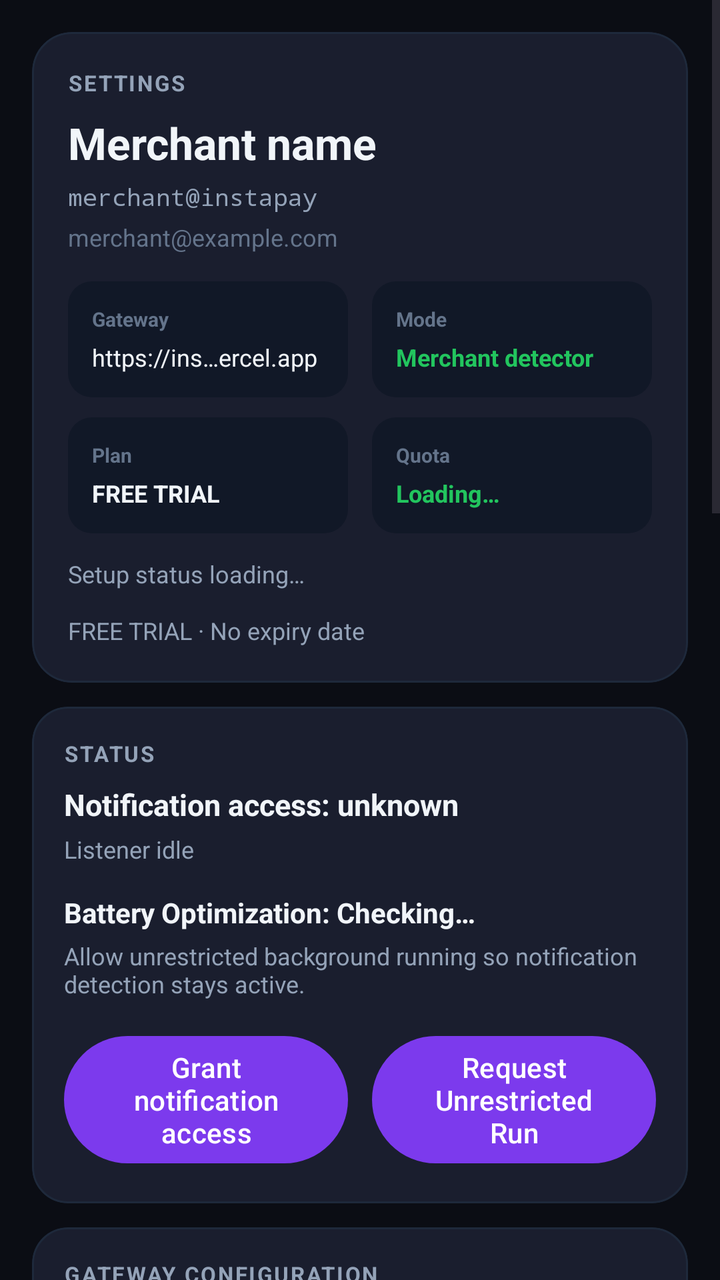
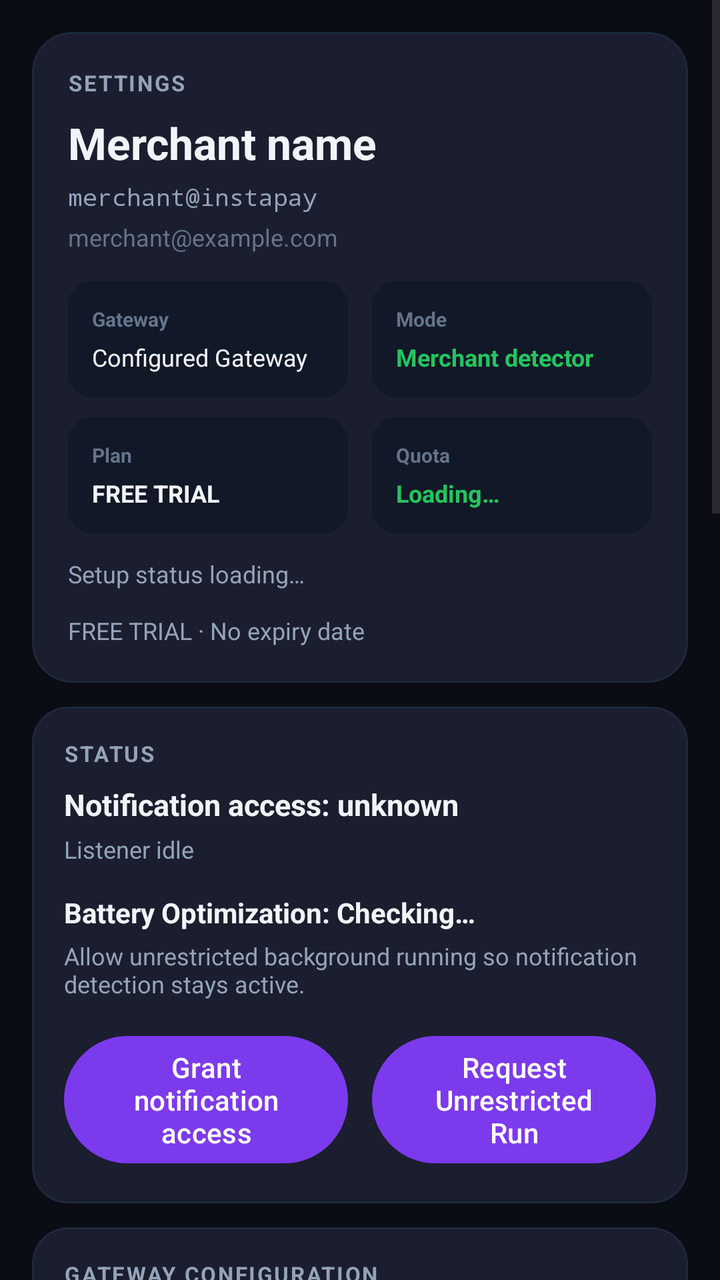

The first picture is an Android layout as it rendered before a commit; the second is the same layout after the commit. The layout source and the unified diff follow.
<!-- AndroidManifest.xml: application theme Theme.InstapayDetector -->
<!-- res/layout/fragment_settings.xml -->
<?xml version="1.0" encoding="utf-8"?>
<ScrollView xmlns:android="http://schemas.android.com/apk/res/android"
    xmlns:app="http://schemas.android.com/apk/res-auto"
    android:layout_width="match_parent"
    android:layout_height="match_parent"
    android:background="@color/bg_light"
    android:fillViewport="true">

    <LinearLayout
        android:layout_width="match_parent"
        android:layout_height="wrap_content"
        android:orientation="vertical"
        android:padding="16dp">

        <com.google.android.material.card.MaterialCardView
            style="@style/Widget.InstapayDetector.Card"
            android:layout_width="match_parent"
            android:layout_height="wrap_content"
            android:layout_marginBottom="12dp"
            app:cardBackgroundColor="@color/bg_card"
            app:strokeColor="@color/border_subtle"
            app:strokeWidth="1dp"
            app:cardCornerRadius="20dp">

            <LinearLayout
                android:layout_width="match_parent"
                android:layout_height="wrap_content"
                android:orientation="vertical"
                android:padding="18dp">

                <TextView
                    android:layout_width="match_parent"
                    android:layout_height="wrap_content"
                    android:text="@string/title_settings"
                    android:textColor="@color/text_secondary"
                    android:textSize="11sp"
                    android:textStyle="bold"
                    android:textAllCaps="true"
                    android:letterSpacing="0.08" />

                <TextView
                    android:id="@+id/summaryMerchantName"
                    android:layout_width="match_parent"
                    android:layout_height="wrap_content"
                    android:layout_marginTop="8dp"
                    android:textColor="@color/text_primary"
                    android:textSize="22sp"
                    android:textStyle="bold"
                    android:maxLines="2"
                    android:ellipsize="end"
                    android:text="Merchant name" />

                <TextView
                    android:id="@+id/summaryMerchantHandle"
                    android:layout_width="match_parent"
                    android:layout_height="wrap_content"
                    android:layout_marginTop="4dp"
                    android:fontFamily="monospace"
                    android:textColor="@color/text_secondary"
                    android:textSize="12sp"
                    android:maxLines="1"
                    android:ellipsize="end"
                    android:text="merchant@instapay" />

                <TextView
                    android:id="@+id/summaryMerchantEmail"
                    android:layout_width="match_parent"
                    android:layout_height="wrap_content"
                    android:layout_marginTop="4dp"
                    android:textColor="@color/text_tertiary"
                    android:textSize="12sp"
                    android:maxLines="1"
                    android:ellipsize="end"
                    android:text="merchant@example.com" />

                <LinearLayout
                    android:layout_width="match_parent"
                    android:layout_height="wrap_content"
                    android:layout_marginTop="14dp"
                    android:orientation="horizontal"
                    android:weightSum="2">

                    <LinearLayout
                        android:layout_width="0dp"
                        android:layout_height="wrap_content"
                        android:layout_marginEnd="6dp"
                        android:layout_weight="1"
                        android:orientation="vertical"
                        android:padding="12dp"
                        android:background="@drawable/bg_live_status">

                        <TextView
                            android:layout_width="match_parent"
                            android:layout_height="wrap_content"
                            android:text="Gateway"
                            android:textColor="@color/text_tertiary"
                            android:textSize="10sp"
                            android:textStyle="bold" />

                        <TextView
                            android:id="@+id/summaryGatewayUrl"
                            android:layout_width="match_parent"
                            android:layout_height="wrap_content"
                            android:layout_marginTop="4dp"
                            android:textColor="@color/text_primary"
                            android:textSize="12sp"
                            android:maxLines="1"
                            android:ellipsize="middle"
                            android:text="https://instapay-ruddy.vercel.app" />
                    </LinearLayout>

                    <LinearLayout
                        android:layout_width="0dp"
                        android:layout_height="wrap_content"
                        android:layout_marginStart="6dp"
                        android:layout_weight="1"
                        android:orientation="vertical"
                        android:padding="12dp"
                        android:background="@drawable/bg_live_status">

                        <TextView
                            android:layout_width="match_parent"
                            android:layout_height="wrap_content"
                            android:text="Mode"
                            android:textColor="@color/text_tertiary"
                            android:textSize="10sp"
                            android:textStyle="bold" />

                        <TextView
                            android:id="@+id/summaryDetectorMode"
                            android:layout_width="match_parent"
                            android:layout_height="wrap_content"
                            android:layout_marginTop="4dp"
                            android:textColor="@color/live_green"
                            android:textSize="12sp"
                            android:textStyle="bold"
                            android:maxLines="1"
                            android:ellipsize="end"
                            android:text="Merchant detector" />
                    </LinearLayout>
                </LinearLayout>

                <LinearLayout
                    android:layout_width="match_parent"
                    android:layout_height="wrap_content"
                    android:layout_marginTop="10dp"
                    android:orientation="horizontal"
                    android:weightSum="2">

                    <LinearLayout
                        android:layout_width="0dp"
                        android:layout_height="wrap_content"
                        android:layout_marginEnd="6dp"
                        android:layout_weight="1"
                        android:orientation="vertical"
                        android:padding="12dp"
                        android:background="@drawable/bg_live_status">

                        <TextView
                            android:layout_width="match_parent"
                            android:layout_height="wrap_content"
                            android:text="Plan"
                            android:textColor="@color/text_tertiary"
                            android:textSize="10sp"
                            android:textStyle="bold" />

                        <TextView
                            android:id="@+id/summaryPlanText"
                            android:layout_width="match_parent"
                            android:layout_height="wrap_content"
                            android:layout_marginTop="4dp"
                            android:textColor="@color/text_primary"
                            android:textSize="12sp"
                            android:textStyle="bold"
                            android:maxLines="1"
                            android:ellipsize="end"
                            android:text="FREE TRIAL" />
                    </LinearLayout>

                    <LinearLayout
                        android:layout_width="0dp"
                        android:layout_height="wrap_content"
                        android:layout_marginStart="6dp"
                        android:layout_weight="1"
                        android:orientation="vertical"
                        android:padding="12dp"
                        android:background="@drawable/bg_live_status">

                        <TextView
                            android:layout_width="match_parent"
                            android:layout_height="wrap_content"
                            android:text="Quota"
                            android:textColor="@color/text_tertiary"
                            android:textSize="10sp"
                            android:textStyle="bold" />

                        <TextView
                            android:id="@+id/summaryQuotaText"
                            android:layout_width="match_parent"
                            android:layout_height="wrap_content"
                            android:layout_marginTop="4dp"
                            android:textColor="@color/live_green"
                            android:textSize="12sp"
                            android:textStyle="bold"
                            android:maxLines="1"
                            android:ellipsize="end"
                            android:text="Loading…" />
                    </LinearLayout>
                </LinearLayout>

                <TextView
                    android:id="@+id/summarySetupText"
                    android:layout_width="match_parent"
                    android:layout_height="wrap_content"
                    android:layout_marginTop="12dp"
                    android:textColor="@color/text_secondary"
                    android:textSize="12sp"
                    android:text="Setup status loading…" />

                <TextView
                    android:id="@+id/summarySubscription"
                    android:layout_width="match_parent"
                    android:layout_height="wrap_content"
                    android:layout_marginTop="12dp"
                    android:textColor="@color/text_secondary"
                    android:textSize="12sp"
                    android:text="FREE TRIAL · No expiry date" />
            </LinearLayout>
        </com.google.android.material.card.MaterialCardView>

        <com.google.android.material.card.MaterialCardView
            style="@style/Widget.InstapayDetector.Card"
            android:layout_width="match_parent"
            android:layout_height="wrap_content"
            android:layout_marginBottom="12dp"
            app:cardBackgroundColor="@color/bg_card"
            app:strokeColor="@color/border_subtle"
            app:strokeWidth="1dp"
            app:cardCornerRadius="18dp">

            <LinearLayout
                android:layout_width="match_parent"
                android:layout_height="wrap_content"
                android:orientation="vertical"
                android:padding="16dp">

                <TextView
                    android:layout_width="match_parent"
                    android:layout_height="wrap_content"
                    android:text="@string/title_status"
                    android:textColor="@color/text_secondary"
                    android:textSize="11sp"
                    android:textStyle="bold"
                    android:textAllCaps="true"
                    android:letterSpacing="0.08" />

                <TextView
                    android:id="@+id/permissionStatusText"
                    android:layout_width="match_parent"
                    android:layout_height="wrap_content"
                    android:layout_marginTop="8dp"
                    android:text="@string/permission_status_unknown"
                    android:textColor="@color/text_primary"
                    android:textSize="15sp"
                    android:textStyle="bold" />

                <TextView
                    android:id="@+id/listenerStatusText"
                    android:layout_width="match_parent"
                    android:layout_height="wrap_content"
                    android:layout_marginTop="4dp"
                    android:text="@string/listener_idle"
                    android:textColor="@color/text_secondary"
                    android:textSize="12sp" />

                <TextView
                    android:id="@+id/batteryStatusText"
                    android:layout_width="match_parent"
                    android:layout_height="wrap_content"
                    android:layout_marginTop="14dp"
                    android:text="Battery Optimization: Checking…"
                    android:textColor="@color/text_primary"
                    android:textSize="14sp"
                    android:textStyle="bold" />

                <TextView
                    android:id="@+id/batteryStatusDesc"
                    android:layout_width="match_parent"
                    android:layout_height="wrap_content"
                    android:layout_marginTop="4dp"
                    android:text="Allow unrestricted background running so notification detection stays active."
                    android:textColor="@color/text_secondary"
                    android:textSize="12sp" />

                <LinearLayout
                    android:layout_width="match_parent"
                    android:layout_height="wrap_content"
                    android:layout_marginTop="14dp"
                    android:orientation="horizontal"
                    android:weightSum="2">

                    <com.google.android.material.button.MaterialButton
                        android:id="@+id/grantPermissionButton"
                        android:layout_width="0dp"
                        android:layout_height="wrap_content"
                        android:layout_marginEnd="6dp"
                        android:layout_weight="1"
                        android:text="@string/grant_permission_button"
                        android:textColor="@color/text_on_primary"
                        app:backgroundTint="@color/brand_primary" />

                    <com.google.android.material.button.MaterialButton
                        android:id="@+id/grantBatteryPermissionButton"
                        android:layout_width="0dp"
                        android:layout_height="wrap_content"
                        android:layout_marginStart="6dp"
                        android:layout_weight="1"
                        android:text="Request Unrestricted Run"
                        android:textColor="@color/text_on_primary"
                        app:backgroundTint="@color/brand_primary" />
                </LinearLayout>
            </LinearLayout>
        </com.google.android.material.card.MaterialCardView>

        <com.google.android.material.card.MaterialCardView
            style="@style/Widget.InstapayDetector.Card"
            android:layout_width="match_parent"
            android:layout_height="wrap_content"
            android:layout_marginBottom="12dp"
            app:cardBackgroundColor="@color/bg_card"
            app:strokeColor="@color/border_subtle"
            app:strokeWidth="1dp"
            app:cardCornerRadius="18dp">

            <LinearLayout
                android:layout_width="match_parent"
                android:layout_height="wrap_content"
                android:orientation="vertical"
                android:padding="16dp">

                <TextView
                    android:layout_width="match_parent"
                    android:layout_height="wrap_content"
                    android:text="Gateway configuration"
                    android:textColor="@color/text_secondary"
                    android:textSize="11sp"
                    android:textStyle="bold"
                    android:textAllCaps="true"
                    android:letterSpacing="0.08" />

                <com.google.android.material.textfield.TextInputLayout
                    style="@style/Widget.InstapayDetector.TextInputLayout"
                    android:layout_width="match_parent"
                    android:layout_height="wrap_content"
                    android:layout_marginTop="14dp"
                    android:hint="@string/gateway_url_label">

                    <com.google.android.material.textfield.TextInputEditText
                        android:id="@+id/gatewayUrlInput"
                        android:layout_width="match_parent"
                        android:layout_height="wrap_content"
                        android:inputType="textUri"
                        android:textColor="@color/text_primary"
                        android:textSize="14sp"
                        android:focusable="false"
                        android:clickable="false"
                        android:cursorVisible="false" />
                </com.google.android.material.textfield.TextInputLayout>

                <com.google.android.material.textfield.TextInputLayout
                    style="@style/Widget.InstapayDetector.TextInputLayout"
                    android:layout_width="match_parent"
                    android:layout_height="wrap_content"
                    android:layout_marginTop="10dp"
                    android:hint="@string/auth_token_label"
                    app:passwordToggleEnabled="true"
                    app:passwordToggleTint="@color/text_tertiary">

                    <com.google.android.material.textfield.TextInputEditText
                        android:id="@+id/authTokenInput"
                        android:layout_width="match_parent"
                        android:layout_height="wrap_content"
                        android:inputType="textPassword"
                        android:textColor="@color/text_primary"
                        android:textSize="14sp"
                        android:focusable="false"
                        android:clickable="false"
                        android:cursorVisible="false" />
                </com.google.android.material.textfield.TextInputLayout>

                <com.google.android.material.textfield.TextInputLayout
                    style="@style/Widget.InstapayDetector.TextInputLayout"
                    android:layout_width="match_parent"
                    android:layout_height="wrap_content"
                    android:layout_marginTop="10dp"
                    android:hint="@string/merchant_webhook_url_label">

                    <com.google.android.material.textfield.TextInputEditText
                        android:id="@+id/merchantWebhookUrlInput"
                        android:layout_width="match_parent"
                        android:layout_height="wrap_content"
                        android:inputType="textUri"
                        android:textColor="@color/text_primary"
                        android:textSize="14sp"
                        android:focusable="false"
                        android:clickable="false"
                        android:cursorVisible="false" />
                </com.google.android.material.textfield.TextInputLayout>

                <com.google.android.material.textfield.TextInputLayout
                    style="@style/Widget.InstapayDetector.TextInputLayout"
                    android:layout_width="match_parent"
                    android:layout_height="wrap_content"
                    android:layout_marginTop="10dp"
                    android:hint="Merchant InstaPay handle">

                    <com.google.android.material.textfield.TextInputEditText
                        android:id="@+id/merchantHandleInput"
                        android:layout_width="match_parent"
                        android:layout_height="wrap_content"
                        android:inputType="text"
                        android:textColor="@color/text_primary"
                        android:textSize="14sp"
                        android:focusable="false"
                        android:clickable="false"
                        android:cursorVisible="false" />
                </com.google.android.material.textfield.TextInputLayout>

                <com.google.android.material.textfield.TextInputLayout
                    android:id="@+id/myHandleInputLayout"
                    style="@style/Widget.InstapayDetector.TextInputLayout"
                    android:layout_width="match_parent"
                    android:layout_height="wrap_content"
                    android:layout_marginTop="10dp"
                    android:hint="Your InstaPay handle (client mode only)"
                    android:visibility="gone">

                    <com.google.android.material.textfield.TextInputEditText
                        android:id="@+id/myHandleInput"
                        android:layout_width="match_parent"
                        android:layout_height="wrap_content"
                        android:inputType="text"
                        android:textColor="@color/text_primary"
                        android:textSize="14sp" />
                </com.google.android.material.textfield.TextInputLayout>

                <TextView
                    android:id="@+id/monitoredHandleLabel"
                    android:layout_width="match_parent"
                    android:layout_height="wrap_content"
                    android:layout_marginTop="12dp"
                    android:text="@string/monitored_handle_label"
                    android:textColor="@color/text_secondary"
                    android:textSize="12sp" />

                <TextView
                    android:layout_width="match_parent"
                    android:layout_height="wrap_content"
                    android:layout_marginTop="14dp"
                    android:text="Manage gateway settings from the web dashboard. This screen is read-only."
                    android:textColor="@color/text_secondary"
                    android:textSize="12sp" />

                <com.google.android.material.button.MaterialButton
                    android:id="@+id/openDashboardButton"
                    style="@style/Widget.Material3.Button.OutlinedButton"
                    android:layout_width="match_parent"
                    android:layout_height="wrap_content"
                    android:layout_marginTop="12dp"
                    android:text="Open Web Dashboard"
                    android:textColor="@color/brand_primary"
                    app:strokeColor="@color/brand_primary" />
            </LinearLayout>
        </com.google.android.material.card.MaterialCardView>

        <com.google.android.material.card.MaterialCardView
            style="@style/Widget.InstapayDetector.Card"
            android:layout_width="match_parent"
            android:layout_height="wrap_content"
            android:layout_marginBottom="12dp"
            app:cardBackgroundColor="@color/bg_card"
            app:strokeColor="@color/border_subtle"
            app:strokeWidth="1dp"
            app:cardCornerRadius="18dp">

            <LinearLayout
                android:layout_width="match_parent"
                android:layout_height="wrap_content"
                android:orientation="vertical"
                android:padding="16dp">

                <TextView
                    android:layout_width="match_parent"
                    android:layout_height="wrap_content"
                    android:text="@string/last_detection_label"
                    android:textColor="@color/text_secondary"
                    android:textSize="11sp"
                    android:textStyle="bold"
                    android:textAllCaps="true"
                    android:letterSpacing="0.08" />

                <TextView
                    android:id="@+id/lastDetectionText"
                    android:layout_width="match_parent"
                    android:layout_height="wrap_content"
                    android:layout_marginTop="8dp"
                    android:fontFamily="monospace"
                    android:text="@string/last_detection_none"
                    android:textColor="@color/text_primary"
                    android:textSize="12sp" />

                <com.google.android.material.button.MaterialButton
                    android:id="@+id/testButton"
                    style="@style/Widget.Material3.Button.OutlinedButton"
                    android:layout_width="match_parent"
                    android:layout_height="wrap_content"
                    android:layout_marginTop="12dp"
                    android:text="@string/test_button"
                    android:textColor="@color/brand_primary"
                    app:strokeColor="@color/brand_primary" />
            </LinearLayout>
        </com.google.android.material.card.MaterialCardView>

        
        <com.google.android.material.card.MaterialCardView
            style="@style/Widget.InstapayDetector.Card"
            android:layout_width="match_parent"
            android:layout_height="wrap_content"
            android:layout_marginBottom="12dp"
            app:cardBackgroundColor="@color/bg_card"
            app:strokeColor="@color/border_subtle"
            app:strokeWidth="1dp"
            app:cardCornerRadius="18dp">

            <LinearLayout
                android:layout_width="match_parent"
                android:layout_height="wrap_content"
                android:orientation="vertical"
                android:padding="16dp">

                <TextView
                    android:layout_width="match_parent"
                    android:layout_height="wrap_content"
                    android:text="@string/support_title"
                    android:textColor="@color/text_secondary"
                    android:textSize="11sp"
                    android:textStyle="bold"
                    android:textAllCaps="true"
                    android:letterSpacing="0.08" />

                <TextView
                    android:layout_width="match_parent"
                    android:layout_height="wrap_content"
                    android:layout_marginTop="6dp"
                    android:text="@string/support_desc"
                    android:textColor="@color/text_secondary"
                    android:textSize="11sp" />

                <com.google.android.material.button.MaterialButton
                    android:id="@+id/btnSupportWhatsapp"
                    android:layout_width="match_parent"
                    android:layout_height="44dp"
                    android:layout_marginTop="12dp"
                    android:text="@string/support_whatsapp_btn"
                    android:textSize="12sp"
                    android:textStyle="bold"
                    app:cornerRadius="10dp"
                    app:backgroundTint="@color/status_confirmed" />

                <com.google.android.material.button.MaterialButton
                    android:id="@+id/btnSupportEmail"
                    style="@style/Widget.Material3.Button.OutlinedButton"
                    android:layout_width="match_parent"
                    android:layout_height="44dp"
                    android:layout_marginTop="8dp"
                    android:text="@string/support_email_btn"
                    android:textSize="11sp"
                    android:textColor="@color/brand_accent"
                    app:strokeColor="@color/brand_accent"
                    app:cornerRadius="10dp" />
            </LinearLayout>
        </com.google.android.material.card.MaterialCardView>

        <com.google.android.material.card.MaterialCardView
            style="@style/Widget.InstapayDetector.Card"
            android:layout_width="match_parent"
            android:layout_height="wrap_content"
            android:layout_marginBottom="12dp"
            app:cardBackgroundColor="@color/bg_card"
            app:strokeColor="@color/border_subtle"
            app:strokeWidth="1dp"
            app:cardCornerRadius="18dp">

            <LinearLayout
                android:layout_width="match_parent"
                android:layout_height="wrap_content"
                android:orientation="vertical"
                android:padding="16dp">

                <TextView
                    android:layout_width="match_parent"
                    android:layout_height="wrap_content"
                    android:text="@string/settings_about_title"
                    android:textColor="@color/text_secondary"
                    android:textSize="11sp"
                    android:textStyle="bold"
                    android:textAllCaps="true"
                    android:letterSpacing="0.08" />

                <TextView
                    android:layout_width="match_parent"
                    android:layout_height="wrap_content"
                    android:layout_marginTop="8dp"
                    android:text="@string/settings_about_body"
                    android:textColor="@color/text_secondary"
                    android:textSize="11sp" />

                <com.google.android.material.button.MaterialButton
                    android:id="@+id/logoutButton"
                    style="@style/Widget.Material3.Button.OutlinedButton"
                    android:layout_width="match_parent"
                    android:layout_height="wrap_content"
                    android:layout_marginTop="12dp"
                    android:text="Log Out"
                    android:textColor="@color/status_denied"
                    app:strokeColor="@color/status_denied" />
            </LinearLayout>
        </com.google.android.material.card.MaterialCardView>

    </LinearLayout>
</ScrollView>
<!-- resources referenced by this layout -->
<resources>
  <color name="bg_card">#1A1E2E</color>
  <color name="bg_light">#0B0D14</color>
  <color name="border_subtle">#1E293B</color>
  <color name="brand_accent">#8B5CF6</color>
  <color name="brand_primary">#7C3AED</color>
  <color name="live_green">#22C55E</color>
  <color name="status_confirmed">#10B981</color>
  <color name="status_denied">#EF4444</color>
  <color name="text_on_primary">#FFFFFF</color>
  <color name="text_primary">#F1F5F9</color>
  <color name="text_secondary">#94A3B8</color>
  <color name="text_tertiary">#64748B</color>
  <!-- drawable bg_live_status (drawable) -->
  <?xml version="1.0" encoding="utf-8"?>
  <shape xmlns:android="http://schemas.android.com/apk/res/android"
      android:shape="rectangle">
      <solid android:color="#111827" />
      <corners android:radius="12dp" />
  </shape>
  <string name="auth_token_label">Auth token (Bearer)</string>
  <string name="gateway_url_label">Gateway Detector Endpoint</string>
  <string name="grant_permission_button">Grant notification access</string>
  <string name="last_detection_label">Last detection</string>
  <string name="last_detection_none">No detections yet</string>
  <string name="listener_idle">Listener idle</string>
  <string name="merchant_webhook_url_label">Store Webhook URL</string>
  <string name="monitored_handle_label">Reporting payments received by: %1$s</string>
  <string name="permission_status_unknown">Notification access: unknown</string>
  <string name="settings_about_body">InstaPay Detector v2.2.2 — Merchant dashboard. Real-time payment detection via InstaPay notifications. Release build.</string>
  <string name="settings_about_title">About</string>
  <string name="support_desc">Need assistance with gateway setup, APK detection, or transactions?</string>
  <string name="support_email_btn">✉️ Email: instapay.payment.gateway@gmail.com</string>
  <string name="support_title">Help &amp; Customer Support</string>
  <string name="support_whatsapp_btn">💬 WhatsApp: +201114671033</string>
  <string name="test_button">Send test notification</string>
  <string name="title_settings">Settings</string>
  <string name="title_status">Status</string>
  <style name="Widget.InstapayDetector.Card" parent="Widget.Material3.CardView.Outlined">
          <item name="cardBackgroundColor">@color/bg_card</item>
          <item name="strokeColor">@color/border_subtle</item>
          <item name="strokeWidth">1dp</item>
          <item name="cardCornerRadius">16dp</item>
          <item name="cardElevation">0dp</item>
      </style>
  <style name="Widget.InstapayDetector.TextInputLayout" parent="Widget.Material3.TextInputLayout.OutlinedBox">
          <item name="boxStrokeColor">@color/border_medium</item>
          <item name="boxStrokeWidth">1dp</item>
          <item name="boxCornerRadiusTopStart">12dp</item>
          <item name="boxCornerRadiusTopEnd">12dp</item>
          <item name="boxCornerRadiusBottomStart">12dp</item>
          <item name="boxCornerRadiusBottomEnd">12dp</item>
          <item name="hintTextColor">@color/brand_accent</item>
          <item name="android:textColorHint">@color/text_tertiary</item>
      </style>
  <color name="border_medium">#334155</color>
  <color name="brand_secondary">#4F46E5</color>
  <!-- unchanged entries left out for length: 1 -->
</resources>

<!-- the commit's change to res/layout/fragment_settings.xml (unified diff, before → after) -->
@@ -106,7 +106,7 @@
                             android:textSize="12sp"
                             android:maxLines="1"
                             android:ellipsize="middle"
-                            android:text="https://instapay-ruddy.vercel.app" />
+                            android:text="Configured Gateway" />
                     </LinearLayout>
 
                     <LinearLayout
